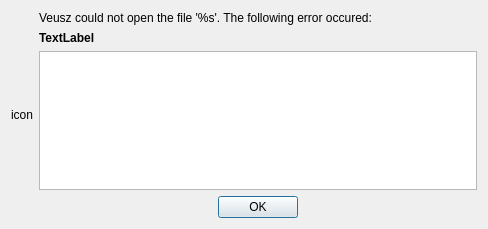
First picture: the form in ui/errorloading.ui, repository OpenReliability/OpenReliability, before the edit.
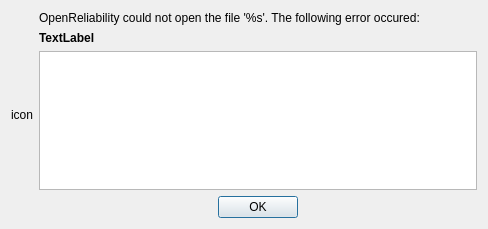
Second picture: the form after the edit.

```diff
--- a/ui/errorloading.ui
+++ b/ui/errorloading.ui
@@ -29,7 +29,7 @@
      <item>
       <widget class="QLabel" name="errorlabel">
        <property name="text">
-        <string>Veusz could not open the file '%s'. The following error occured:</string>
+        <string>OpenReliability could not open the file '%s'. The following error occured:</string>
        </property>
        <property name="wordWrap">
         <bool>true</bool>
```
